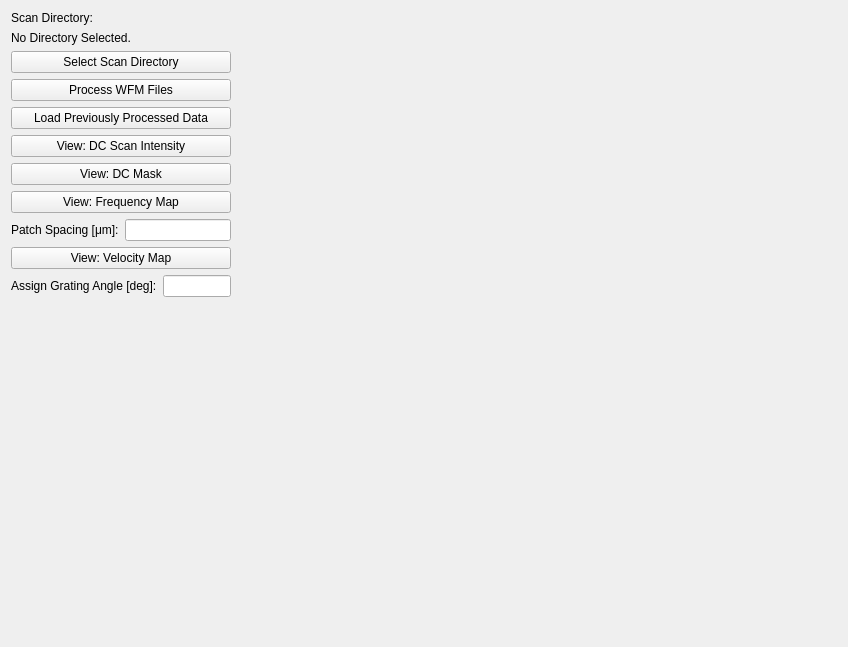
Qt form visu_tab_widget.ui (TKAles/visu) before a commit.
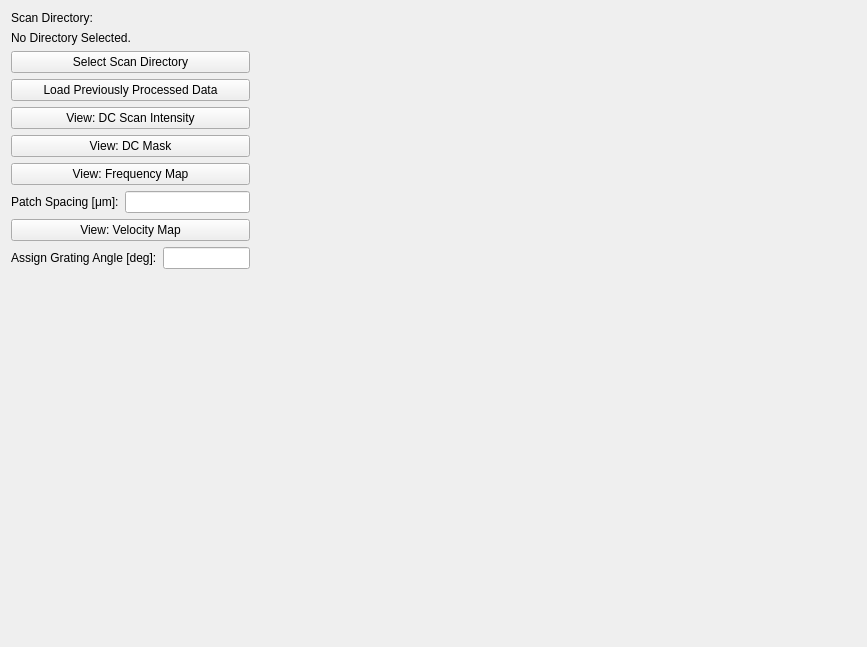
The same form after that commit.

Commit message: added mask visibility, fixed recursion bug on plotting

```diff
--- a/visu_tab_widget.ui
+++ b/visu_tab_widget.ui
@@ -6,7 +6,7 @@
    <rect>
     <x>0</x>
     <y>0</y>
-    <width>848</width>
+    <width>867</width>
     <height>647</height>
    </rect>
   </property>
@@ -59,19 +59,6 @@
            </property>
           </widget>
          </item>
-         <item>
-          <widget class="QPushButton" name="process_scope_data_button">
-           <property name="maximumSize">
-            <size>
-             <width>400</width>
-             <height>16777215</height>
-            </size>
-           </property>
-           <property name="text">
-            <string>Process WFM Files</string>
-           </property>
-          </widget>
-         </item>
          <item>
           <widget class="QPushButton" name="load_saved_data_button">
            <property name="maximumSize">
```
The commit also changes 2 other files.
